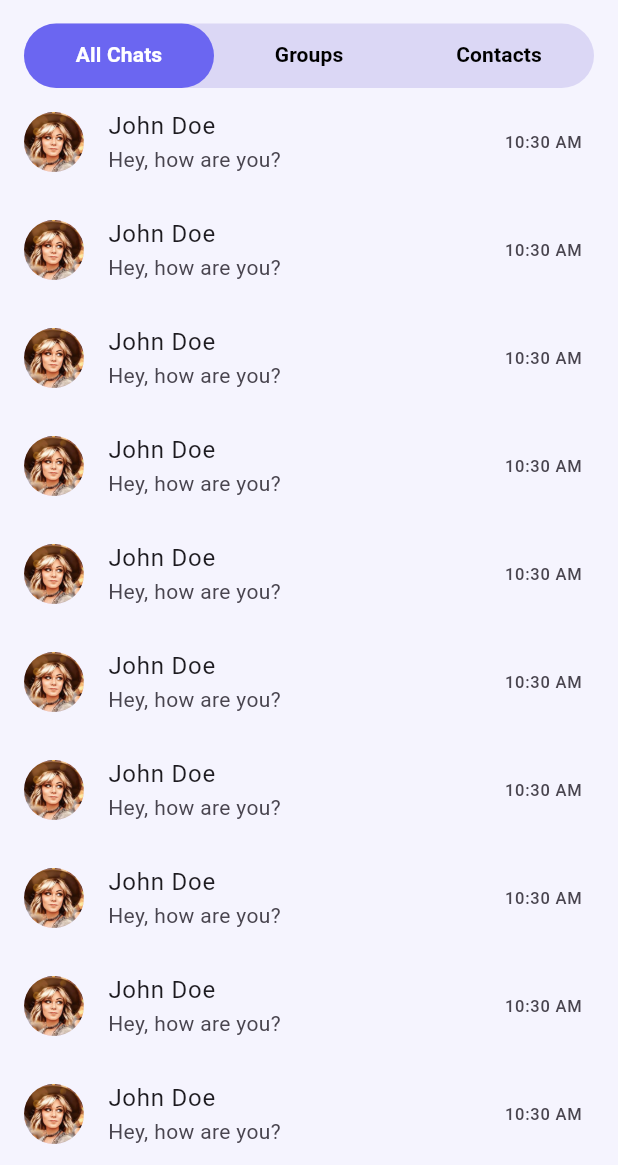
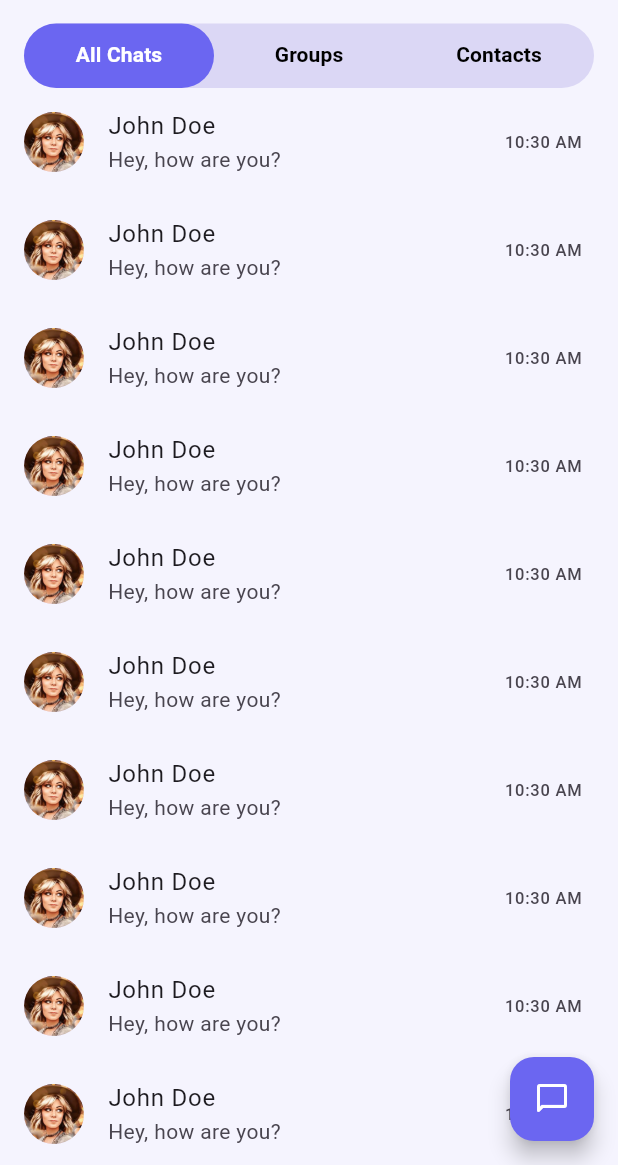
Before and after one commit to sohasara/Chatting-App, a Flutter app: the screen it shows after launch, on a phone screen of 412 x 824 dp, the part 71-1236 px from its top. Run offline on Flutter 3.47's test engine with Material 3 defaults, Android fonts, the light colour scheme and no system bars; our stand-ins replace flutter_riverpod.

Commit message:
Update HomePage UI: Add floating action button for quick access to chat

```diff
--- a/lib/features/chat/presentation/home/homePage.dart
+++ b/lib/features/chat/presentation/home/homePage.dart
@@ -12,6 +12,14 @@ class HomePage extends StatelessWidget {
     return DefaultTabController(
       length: 3,
       child: Scaffold(
+        floatingActionButton: FloatingActionButton(
+          onPressed: () {},
+          backgroundColor: const Color.fromARGB(255, 107, 102, 241),
+          child: const Icon(
+            Icons.chat_bubble_outline_rounded,
+            color: Colors.white,
+          ),
+        ),
         backgroundColor: const Color(0xFFF5F4FE),
         appBar: AppBar(
           backgroundColor: const Color(0xFFF5F4FE),
```
